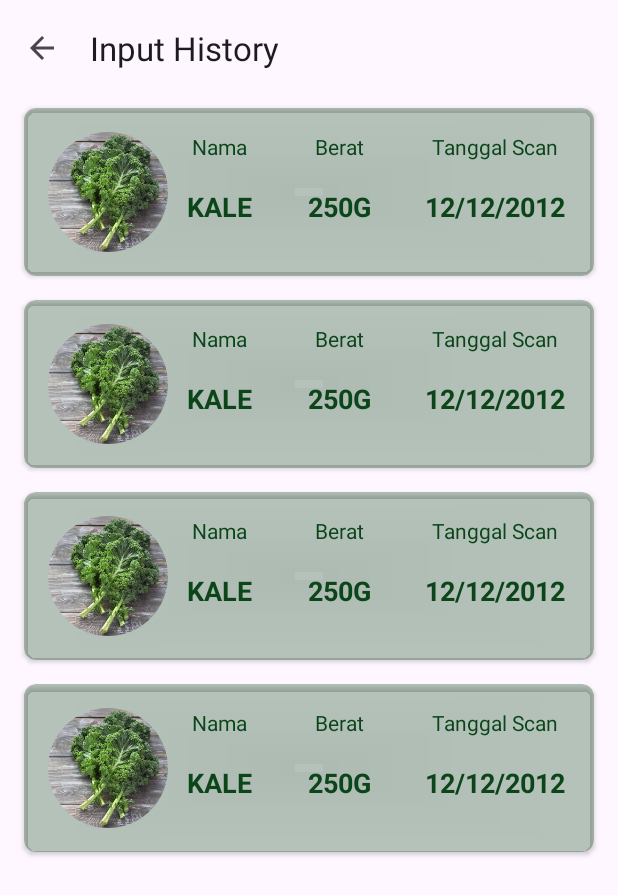
After one commit to LokaFresh-Inventory/InventoryApp, an Android app: the HistoryActivity screen opened directly, with no data from a screen before it, on a phone screen of 412 x 824 dp. The commit adds this screen. Shown: the top 895 px of the screen. Run offline under Robolectric (Android 15) with nearby library versions, the phone set to English and light mode, and no system bars.

Commit message:
feat(history): add scan history page and placeholder

```diff
--- a/app/src/main/AndroidManifest.xml
+++ b/app/src/main/AndroidManifest.xml
@@ -12,6 +12,9 @@
         android:supportsRtl="true"
         android:theme="@style/Theme.LokaFreshInventory"
         tools:targetApi="31">
+        <activity
+            android:name=".ui.history.HistoryActivity"
+            android:exported="false" />
         <activity
             android:name=".ui.register.RegisterActivity"
             android:exported="false" />
--- /dev/null
+++ b/app/src/main/java/com/lokatani/lokafreshinventory/ui/history/HistoryActivity.kt
@@ -0,0 +1,31 @@
+package com.lokatani.lokafreshinventory.ui.history
+
+import android.os.Bundle
+import android.view.MenuItem
+import androidx.appcompat.app.AppCompatActivity
+import com.lokatani.lokafreshinventory.databinding.ActivityHistoryBinding
+
+class HistoryActivity : AppCompatActivity() {
+    private lateinit var binding: ActivityHistoryBinding
+
+    override fun onCreate(savedInstanceState: Bundle?) {
+        super.onCreate(savedInstanceState)
+        binding = ActivityHistoryBinding.inflate(layoutInflater)
+        setContentView(binding.root)
+
+        setSupportActionBar(binding.historyToolbar)
+        supportActionBar?.setDisplayHomeAsUpEnabled(true)
+        supportActionBar?.title = "Input History"
+    }
+
+    override fun onOptionsItemSelected(item: MenuItem): Boolean {
+        return when (item.itemId) {
+            android.R.id.home -> {
+                onBackPressedDispatcher.onBackPressed() // Handle back button
+                true
+            }
+
+            else -> super.onOptionsItemSelected(item)
+        }
+    }
+}
--- a/app/src/main/java/com/lokatani/lokafreshinventory/ui/home/HomeFragment.kt
+++ b/app/src/main/java/com/lokatani/lokafreshinventory/ui/home/HomeFragment.kt
@@ -1,11 +1,13 @@
 package com.lokatani.lokafreshinventory.ui.home
 
+import android.content.Intent
 import android.os.Bundle
 import android.view.LayoutInflater
 import android.view.View
 import android.view.ViewGroup
 import androidx.fragment.app.Fragment
 import com.lokatani.lokafreshinventory.databinding.FragmentHomeBinding
+import com.lokatani.lokafreshinventory.ui.history.HistoryActivity
 
 class HomeFragment : Fragment() {
 
@@ -21,6 +23,16 @@ class HomeFragment : Fragment() {
         return binding.root
     }
 
+    override fun onViewCreated(view: View, savedInstanceState: Bundle?) {
+        super.onViewCreated(view, savedInstanceState)
+
+        binding.apply {
+            btnHistory.setOnClickListener {
+                startActivity(Intent(requireContext(), HistoryActivity::class.java))
+            }
+        }
+    }
+
     override fun onDestroyView() {
         super.onDestroyView()
         _binding = null
--- /dev/null
+++ b/app/src/main/res/layout/activity_history.xml
@@ -0,0 +1,51 @@
+<?xml version="1.0" encoding="utf-8"?>
+<LinearLayout xmlns:android="http://schemas.android.com/apk/res/android"
+    xmlns:tools="http://schemas.android.com/tools"
+    android:id="@+id/main"
+    android:layout_width="match_parent"
+    android:layout_height="match_parent"
+    android:orientation="vertical"
+
+    tools:context=".ui.history.HistoryActivity">
+
+    <com.google.android.material.appbar.AppBarLayout
+        android:layout_width="match_parent"
+        android:layout_height="wrap_content">
+
+        <com.google.android.material.appbar.MaterialToolbar
+            android:id="@+id/historyToolbar"
+            android:layout_width="match_parent"
+            android:layout_height="wrap_content" />
+
+    </com.google.android.material.appbar.AppBarLayout>
+
+    <include
+        layout="@layout/history_row"
+        android:layout_width="match_parent"
+        android:layout_height="wrap_content"
+        android:layout_marginHorizontal="16dp"
+        android:layout_marginVertical="8dp" />
+
+    <include
+        layout="@layout/history_row"
+        android:layout_width="match_parent"
+        android:layout_height="wrap_content"
+        android:layout_marginHorizontal="16dp"
+        android:layout_marginVertical="8dp" />
+
+    <include
+        layout="@layout/history_row"
+        android:layout_width="match_parent"
+        android:layout_height="wrap_content"
+        android:layout_marginHorizontal="16dp"
+        android:layout_marginVertical="8dp" />
+
+    <include
+        layout="@layout/history_row"
+        android:layout_width="match_parent"
+        android:layout_height="wrap_content"
+        android:layout_marginHorizontal="16dp"
+        android:layout_marginVertical="8dp" />
+
+
+</LinearLayout>
--- /dev/null
+++ b/app/src/main/res/layout/history_row.xml
@@ -0,0 +1,100 @@
+<?xml version="1.0" encoding="utf-8"?>
+<androidx.cardview.widget.CardView xmlns:android="http://schemas.android.com/apk/res/android"
+    xmlns:app="http://schemas.android.com/apk/res-auto"
+    android:layout_width="match_parent"
+    android:layout_height="wrap_content"
+    android:layout_margin="8dp"
+    android:elevation="2dp"
+    app:cardBackgroundColor="#4D0C451A"
+    app:cardCornerRadius="8dp">
+
+    <androidx.constraintlayout.widget.ConstraintLayout
+        android:layout_width="match_parent"
+        android:layout_height="match_parent">
+
+        <com.google.android.material.imageview.ShapeableImageView
+            android:id="@+id/iv_veg"
+            android:layout_width="80dp"
+            android:layout_height="80dp"
+            android:layout_margin="16dp"
+            android:src="@drawable/kale"
+            app:layout_constraintBottom_toBottomOf="parent"
+            app:layout_constraintStart_toStartOf="parent"
+            app:layout_constraintTop_toTopOf="parent"
+            app:shapeAppearanceOverlay="@style/ShapeAppearance.Material3.Corner.Full" />
+
+        <TextView
+            android:id="@+id/tv_name_title"
+            android:layout_width="wrap_content"
+            android:layout_height="wrap_content"
+            android:layout_marginStart="16dp"
+            android:text="@string/nama"
+            android:textColor="@color/dark_green"
+            android:textSize="14sp"
+            app:layout_constraintStart_toEndOf="@+id/iv_veg"
+            app:layout_constraintTop_toTopOf="@+id/iv_veg" />
+
+        <TextView
+            android:id="@+id/tv_name"
+            android:layout_width="wrap_content"
+            android:layout_height="wrap_content"
+            android:text="@string/nama_placeholder"
+            android:textColor="@color/dark_green"
+            android:textSize="18sp"
+            android:textStyle="bold"
+            app:layout_constraintBottom_toBottomOf="@+id/iv_veg"
+            app:layout_constraintEnd_toEndOf="@+id/tv_name_title"
+            app:layout_constraintStart_toStartOf="@+id/tv_name_title"
+            app:layout_constraintTop_toBottomOf="@+id/tv_name_title" />
+
+        <TextView
+            android:id="@+id/tv_scale_title"
+            android:layout_width="wrap_content"
+            android:layout_height="wrap_content"
+            android:text="@string/berat"
+            android:textColor="@color/dark_green"
+            android:textSize="14sp"
+            app:layout_constraintEnd_toStartOf="@id/tv_date_title"
+            app:layout_constraintStart_toEndOf="@id/tv_name_title"
+            app:layout_constraintTop_toTopOf="@+id/iv_veg" />
+
+        <TextView
+            android:id="@+id/tv_scale"
+            android:layout_width="wrap_content"
+            android:layout_height="wrap_content"
+            android:text="@string/berat_placeholder"
+            android:textColor="@color/dark_green"
+            android:textSize="18sp"
+            android:textStyle="bold"
+            app:layout_constraintBottom_toBottomOf="@id/iv_veg"
+            app:layout_constraintEnd_toEndOf="@id/tv_scale_title"
+            app:layout_constraintStart_toStartOf="@id/tv_scale_title"
+            app:layout_constraintTop_toBottomOf="@+id/tv_scale_title" />
+
+        <TextView
+            android:id="@+id/tv_date_title"
+            android:layout_width="wrap_content"
+            android:layout_height="wrap_content"
+            android:layout_marginEnd="24dp"
+            android:text="@string/tanggal_scan"
+            android:textColor="@color/dark_green"
+            android:textSize="14sp"
+            app:layout_constraintEnd_toEndOf="parent"
+            app:layout_constraintTop_toTopOf="@+id/iv_veg" />
+
+        <TextView
+            android:id="@+id/tv_date"
+            android:layout_width="wrap_content"
+            android:layout_height="wrap_content"
+            android:text="@string/tanggal_placeholder"
+            android:textColor="@color/dark_green"
+            android:textSize="18sp"
+            android:textStyle="bold"
+            app:layout_constraintBottom_toBottomOf="@+id/iv_veg"
+            app:layout_constraintEnd_toEndOf="@+id/tv_date_title"
+            app:layout_constraintStart_toStartOf="@+id/tv_date_title"
+            app:layout_constraintTop_toBottomOf="@+id/tv_date_title" />
+
+    </androidx.constraintlayout.widget.ConstraintLayout>
+
+</androidx.cardview.widget.CardView>
--- a/app/src/main/res/values/strings.xml
+++ b/app/src/main/res/values/strings.xml
@@ -21,4 +21,10 @@
     <string name="data">Data</string>
     <string name="analysis">Analysis</string>
     <string name="graph_image_placeholder">Graph Image Placeholder</string>
+    <string name="nama">Nama</string>
+    <string name="berat">Berat</string>
+    <string name="tanggal_scan">Tanggal Scan</string>
+    <string name="nama_placeholder">KALE</string>
+    <string name="berat_placeholder">250G</string>
+    <string name="tanggal_placeholder">12/12/2012</string>
 </resources>
```
Also changed, not shown: app/src/main/res/drawable-nodpi/kale.jpeg (added).
